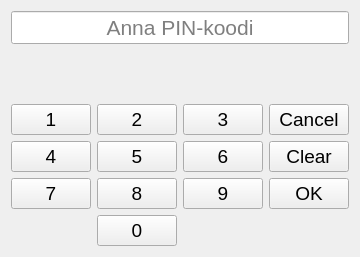
Above: qt/pinCodeDLL/pincodeui.ui from lassesuomela/banksim before the change. Below: the same form after it.
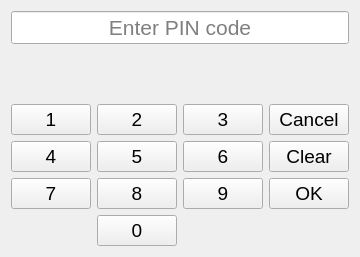
That is the form after the change.

Diff of the .ui file:
```diff
--- a/qt/pinCodeDLL/pincodeui.ui
+++ b/qt/pinCodeDLL/pincodeui.ui
@@ -52,7 +52,7 @@
           <bool>true</bool>
          </property>
          <property name="placeholderText">
-          <string>Anna PIN-koodi</string>
+          <string>Enter PIN code</string>
          </property>
         </widget>
        </item>
```
Left out of the diff: 12 changed lines with no effect on the pictures.
